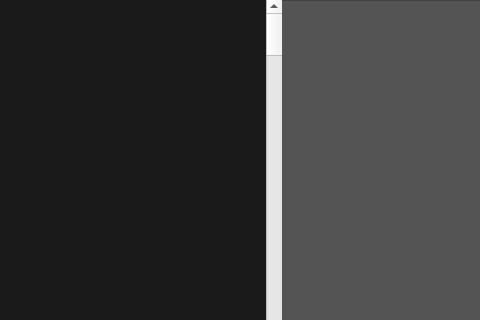
The window that src/wizardmarcas.ui (imperiumzigna/capaPersonalizada) describes before a commit, drawn with Qt 5; both pictures show x 234 to 714 and y 0 to 320 of the 714 by 479 pixel window.
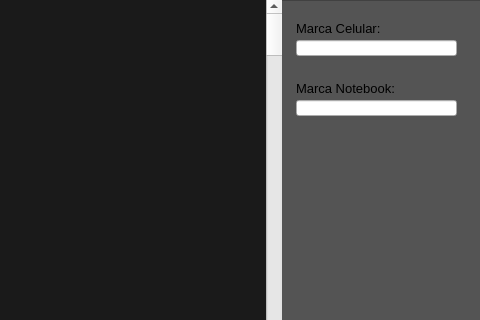
The same window after the commit.

What changed in the file:
```diff
--- a/src/wizardmarcas.ui
+++ b/src/wizardmarcas.ui
@@ -50,6 +50,12 @@
      <height>481</height>
     </rect>
    </property>
+   <property name="sizePolicy">
+    <sizepolicy hsizetype="Expanding" vsizetype="Expanding">
+     <horstretch>0</horstretch>
+     <verstretch>0</verstretch>
+    </sizepolicy>
+   </property>
    <property name="styleSheet">
     <string notr="true">#frame{
 background-color:rgb(84, 84, 84)
@@ -62,6 +68,84 @@
    <property name="frameShadow">
     <enum>QFrame::Raised</enum>
    </property>
+   <widget class="QLabel" name="label">
+    <property name="geometry">
+     <rect>
+      <x>20</x>
+      <y>20</y>
+      <width>111</width>
+      <height>16</height>
+     </rect>
+    </property>
+    <property name="font">
+     <font>
+      <pointsize>10</pointsize>
+     </font>
+    </property>
+    <property name="styleSheet">
+     <string notr="true">font: 10pt &quot;MS Shell Dlg 2&quot;;
+font-color:rgb(255, 255, 255);</string>
+    </property>
+    <property name="text">
+     <string>Marca Celular:</string>
+    </property>
+   </widget>
+   <widget class="QLineEdit" name="lineEdit">
+    <property name="geometry">
+     <rect>
+      <x>20</x>
+      <y>40</y>
+      <width>161</width>
+      <height>16</height>
+     </rect>
+    </property>
+    <property name="font">
+     <font>
+      <pointsize>9</pointsize>
+     </font>
+    </property>
+   </widget>
+   <widget class="QLineEdit" name="lineEdit_3">
+    <property name="geometry">
+     <rect>
+      <x>20</x>
+      <y>100</y>
+      <width>161</width>
+      <height>16</height>
+     </rect>
+    </property>
+    <property name="font">
+     <font>
+      <pointsize>9</pointsize>
+     </font>
+    </property>
+    <property name="text">
+     <string/>
+    </property>
+   </widget>
+   <widget class="QLabel" name="label_3">
+    <property name="geometry">
+     <rect>
+      <x>20</x>
+      <y>80</y>
+      <width>111</width>
+      <height>16</height>
+     </rect>
+    </property>
+    <property name="font">
+     <font>
+      <pointsize>10</pointsize>
+     </font>
+    </property>
+    <property name="styleSheet">
+     <string notr="true">#label{
+font-color:rgb(255, 255, 255)
+}</string>
+    </property>
+    <property name="text">
+     <string>Marca Notebook:</string>
+    </property>
+   </widget>
   </widget>
   <widget class="QWidget" name="gridLayoutWidget">
    <property name="geometry">
```
Left out of the diff: 11 changed lines with no effect on the pictures.
